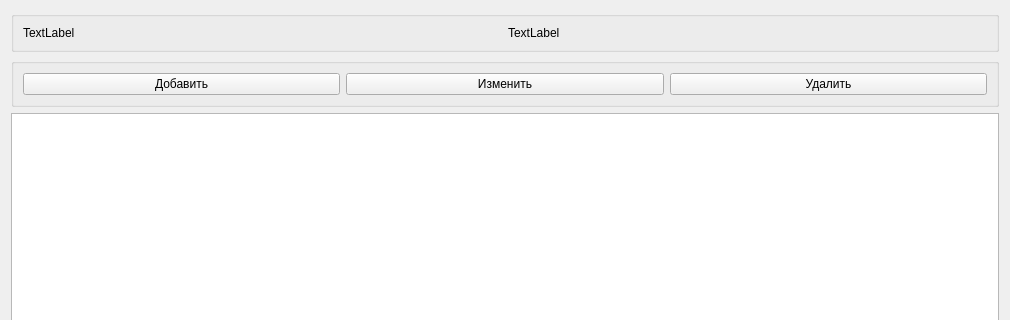
navI-tutoff/finance_accounting_app, file widgets/crypto_stacked_widget.ui: the form before one commit; both pictures show x 0 to 1010 and y 0 to 320 of the 1010 by 620 pixel window.
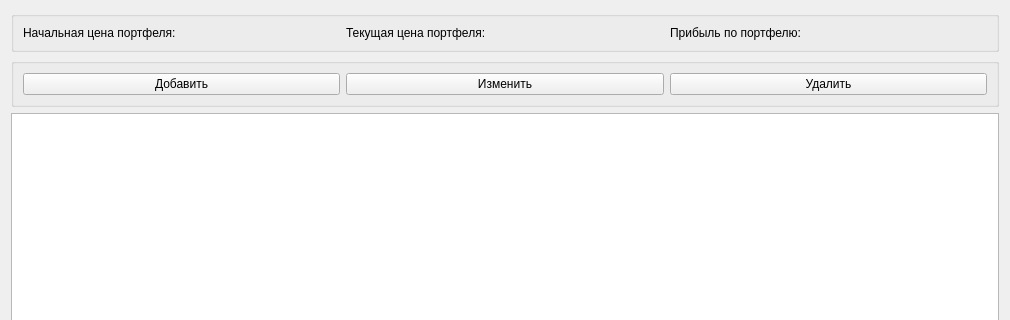
The form after the commit.

Commit message: add brief statistic into crypto widget

Patch:
```diff
--- a/widgets/crypto_stacked_widget.ui
+++ b/widgets/crypto_stacked_widget.ui
@@ -23,14 +23,21 @@
       <item>
        <widget class="QLabel" name="label">
         <property name="text">
-         <string>TextLabel</string>
+         <string>Начальная цена портфеля: </string>
         </property>
        </widget>
       </item>
       <item>
        <widget class="QLabel" name="label_2">
         <property name="text">
-         <string>TextLabel</string>
+         <string>Текущая цена портфеля: </string>
+        </property>
+       </widget>
+      </item>
+      <item>
+       <widget class="QLabel" name="profitLabel">
+        <property name="text">
+         <string>Прибыль по портфелю: </string>
         </property>
        </widget>
       </item>
```
Left out of the diff: 4 changed lines with no effect on the pictures. The commit also changes 3 other files.
